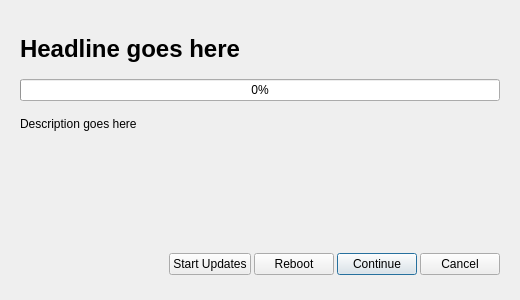
First picture: the form in launcher/sdw_updater_gui/sdw_updater.ui, repository freedomofpress/securedrop-workstation, before the edit.
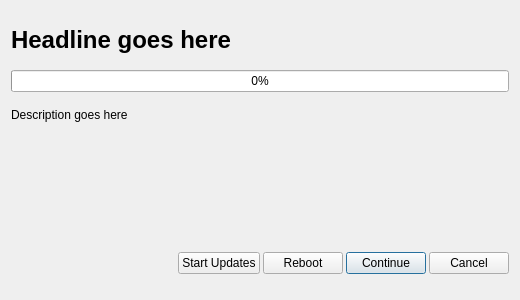
Second picture: the form after the edit.

Commit message:
Tweak resize behavior to avoid text cutoff
- Assign a grid layout to the QDialog to ensure it reflows with
  resize
- Match QDialog class to generated UI code in multiple inheritance
- Set size policy for long text to "minimum" to ensure it always
  allocates as much space as needed
- Set a maximum to allow for some adjustment by the user

```diff
--- a/launcher/sdw_updater_gui/sdw_updater.ui
+++ b/launcher/sdw_updater_gui/sdw_updater.ui
@@ -7,57 +7,26 @@
     <x>0</x>
     <y>0</y>
     <width>520</width>
-    <height>360</height>
+    <height>300</height>
    </rect>
   </property>
   <property name="sizePolicy">
-   <sizepolicy hsizetype="Fixed" vsizetype="Fixed">
+   <sizepolicy hsizetype="Preferred" vsizetype="Preferred">
     <horstretch>0</horstretch>
     <verstretch>0</verstretch>
    </sizepolicy>
   </property>
-  <property name="minimumSize">
-   <size>
-    <width>520</width>
-    <height>300</height>
-   </size>
-  </property>
   <property name="maximumSize">
    <size>
-    <width>520</width>
-    <height>300</height>
+    <width>600</width>
+    <height>420</height>
    </size>
   </property>
   <property name="windowTitle">
    <string>SecureDrop Workstation preflight updater</string>
   </property>
-  <widget class="QWidget" name="layoutWidget">
-   <property name="geometry">
-    <rect>
-     <x>20</x>
-     <y>20</y>
-     <width>480</width>
-     <height>270</height>
-    </rect>
-   </property>
-   <property name="sizePolicy">
-    <sizepolicy hsizetype="Fixed" vsizetype="Fixed">
-     <horstretch>0</horstretch>
-     <verstretch>0</verstretch>
-    </sizepolicy>
-   </property>
-   <property name="minimumSize">
-    <size>
-     <width>480</width>
-     <height>270</height>
-    </size>
-   </property>
-   <property name="maximumSize">
-    <size>
-     <width>480</width>
-     <height>270</height>
-    </size>
-   </property>
+  <layout class="QGridLayout" name="gridLayout_2">
+   <item row="0" column="0">
    <layout class="QGridLayout" name="gridLayout">
     <property name="topMargin">
      <number>15</number>
@@ -99,6 +68,12 @@
     </item>
     <item row="4" column="1" colspan="5">
      <widget class="QLabel" name="proposedActionDescription">
+       <property name="sizePolicy">
+        <sizepolicy hsizetype="Minimum" vsizetype="Minimum">
+         <horstretch>0</horstretch>
+         <verstretch>0</verstretch>
+        </sizepolicy>
+       </property>
       <property name="text">
        <string>Description goes here</string>
       </property>
@@ -210,7 +185,8 @@
      </spacer>
     </item>
    </layout>
-  </widget>
+   </item>
+  </layout>
  </widget>
  <resources/>
  <connections/>
```
Lines whose indentation alone changed are shown as unchanged. The commit also changes 2 other files.
